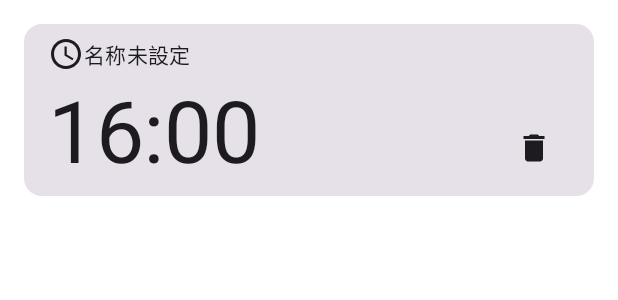
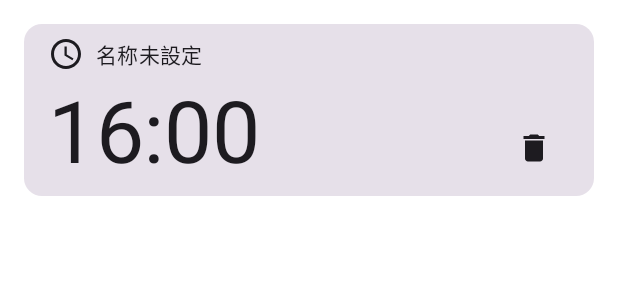
Before and after one commit to LJPB/AlarmByNotification, an Android app built with Jetpack Compose: the @Preview function AlarmCardPreview, on a phone screen of 412 x 824 dp. Shown: the top 300 px of the screen. Run offline under Robolectric (Android 15) with nearby library versions, the phone set to English and light mode, and no system bars.

Commit message:
アイコンとタイトルの間にスペースを追加

```diff
--- a/app/src/main/java/me/ljpb/alarmbynotification/ui/component/AlarmCard.kt
+++ b/app/src/main/java/me/ljpb/alarmbynotification/ui/component/AlarmCard.kt
@@ -8,6 +8,7 @@ import androidx.compose.foundation.layout.Spacer
 import androidx.compose.foundation.layout.fillMaxWidth
 import androidx.compose.foundation.layout.height
 import androidx.compose.foundation.layout.padding
+import androidx.compose.foundation.layout.width
 import androidx.compose.material.icons.Icons
 import androidx.compose.material.icons.filled.Delete
 import androidx.compose.material3.Card
@@ -77,6 +78,7 @@ private fun CardContent(
                imageVector = if (isAlarm) ALARM_ICON else TIMER_ICON,
                contentDescription = stringResource(if (isAlarm) R.string.add_timer else R.string.add_alarm)
            )
+           Spacer(modifier = Modifier.width(8.dp))
            Text(
                 text = stringResource(id = R.string.untitled),
                 style = MaterialTheme.typography.bodyMedium,
```
